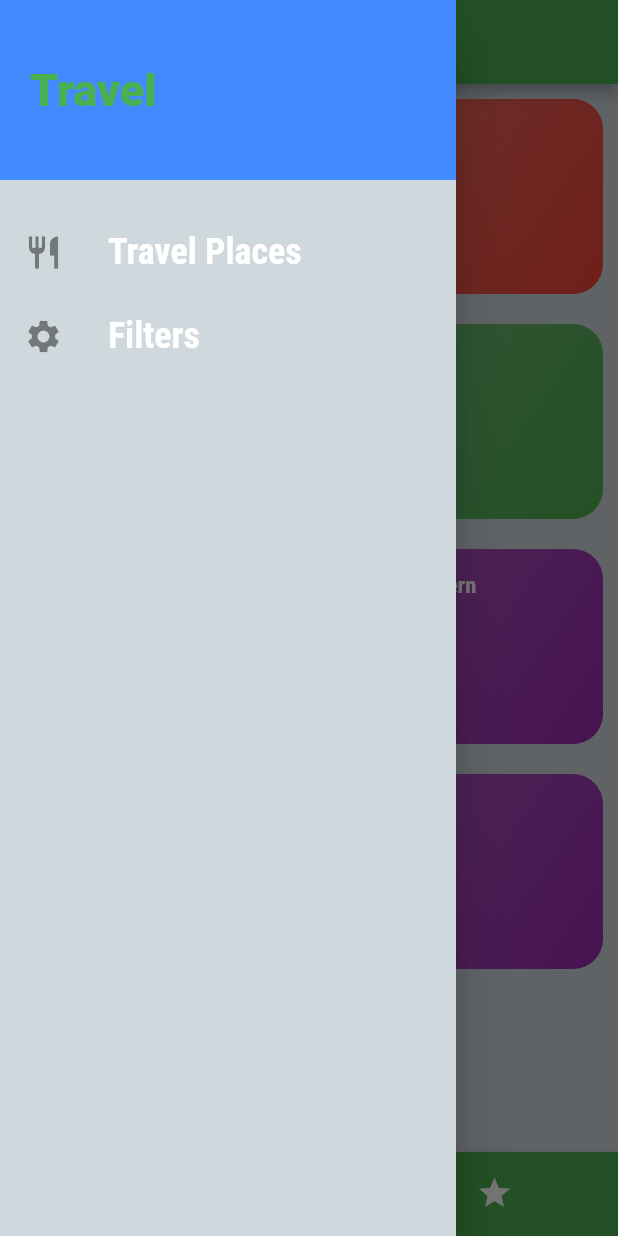
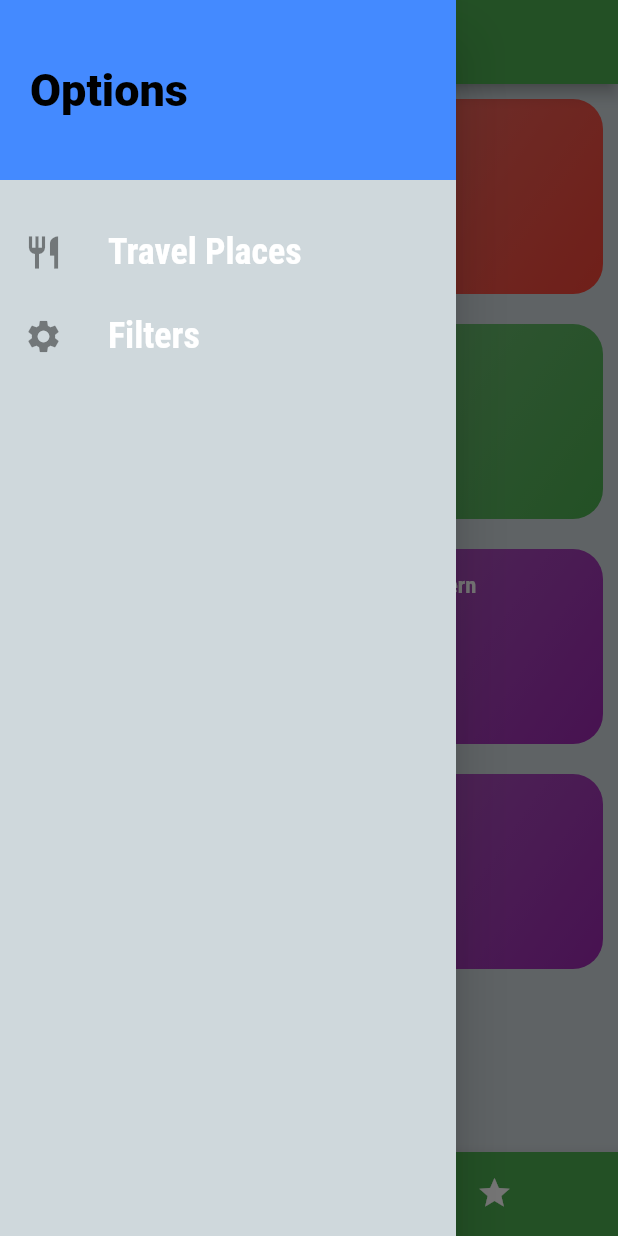
Before and after one commit to hashanranasinghe/travel_guid, a Flutter app: the screen it shows after launch, with the side drawer open, on a phone screen of 412 x 824 dp. Run offline on Flutter 3.47's test engine with Material 2 defaults, Android fonts, the phone set to English and light mode, and no system bars; our stand-ins replace device_preview.

Commit message:
Add Filter Screen

```diff
--- a/lib/main.dart
+++ b/lib/main.dart
@@ -1,9 +1,10 @@
 import 'package:device_preview/device_preview.dart';
 import 'package:flutter/foundation.dart';
 import 'package:flutter/material.dart';
-import 'package:travel_guid/screens/category_screen.dart';
-import 'package:flutter/cupertino.dart';
+import 'package:travel_guid/dummy_data.dart';
+import 'package:travel_guid/models/travel_places.dart';
 import 'package:travel_guid/screens/category_travel_screen.dart';
+import 'package:travel_guid/screens/filters_screen.dart';
 import 'package:travel_guid/screens/tabs_screen.dart';
 import 'package:travel_guid/screens/travel_details_screen.dart';
 
@@ -14,8 +15,40 @@ void main() {
   ),);
 }
 
-class MyApp extends StatelessWidget {
+class MyApp extends StatefulWidget {
   const MyApp({Key? key}) : super(key: key);
+
+  @override
+  State<MyApp> createState() => _MyAppState();
+}
+
+class _MyAppState extends State<MyApp> {
+  Map<String,bool> _filters = {
+    'simple': false,
+    'challenging': false,
+    'hard':false,
+  };
+   List<TravelPlaces> _availableTravelPlaces = dummyTravelPlaces;
+
+  void _setFilters(Map<String,bool> filterData){
+      setState(() {
+        _filters = filterData;
+        _availableTravelPlaces = dummyTravelPlaces.where((travel){
+          if(_filters['simple']! && (travel.complexity == Complexity.simple)){
+            return false;
+          }
+          else if(_filters['challenging']! && (travel.complexity == Complexity.challenging)){
+            return false;
+          }
+          else if(_filters['hard']! && (travel.complexity == Complexity.hard)){
+            return false;
+          }
+          return true;
+
+        }).toList();
+      });
+  }
+
 
   @override
   Widget build(BuildContext context) {
@@ -44,8 +77,9 @@ class MyApp extends StatelessWidget {
       ),
       routes: {
         '/': (ctx) => const TabsScreen(),
-        CategoryTravelScreen.screenName: (ctx) => const CategoryTravelScreen(),
+        CategoryTravelScreen.screenName: (ctx) => CategoryTravelScreen(_availableTravelPlaces),
         TravelDetailsScreen.travelDetailsScreenName: (ctx) => const TravelDetailsScreen(),
+        FiltersScreen.filtersScreenName: (ctx) => FiltersScreen(_filters,_setFilters),
       },
     );
   }
--- a/lib/widgets/main_drawer.dart
+++ b/lib/widgets/main_drawer.dart
@@ -1,9 +1,10 @@
 import 'package:flutter/material.dart';
+import 'package:travel_guid/screens/filters_screen.dart';
 
 class MainDrawer extends StatelessWidget {
   const MainDrawer({Key? key}) : super(key: key);
 
-  Widget BuildListTile(String text,IconData icon){
+  Widget BuildListTile(String text,IconData icon,Function()? tapHandler){
     return ListTile(
       leading: Icon(icon,size: 26),
       title: Text(
@@ -14,9 +15,7 @@ class MainDrawer extends StatelessWidget {
             fontWeight: FontWeight.bold
         ),
       ),
-      onTap: (){
-
-      },
+      onTap: tapHandler,
     );
   }
 
@@ -32,22 +31,31 @@ class MainDrawer extends StatelessWidget {
             alignment: Alignment.centerLeft,
             color: Theme.of(context).accentColor,
 
-            child: Text(
-              'Travel',
+            child: const Text(
+              'Options',
               style: TextStyle(
                 fontWeight: FontWeight.w900,
                 fontSize: 30,
-                color: Theme.of(context).primaryColor,
-
-
+                color: Colors.black,
               ),
             ),
           ),
           const SizedBox(
             height: 20,
           ),
-          BuildListTile('Travel Places', Icons.restaurant),
-          BuildListTile("Filters", Icons.settings),
+          BuildListTile(
+              'Travel Places',
+              Icons.restaurant,
+                  (){
+                Navigator.of(context).pushReplacementNamed('/');
+                  }),
+
+          BuildListTile(
+              "Filters",
+              Icons.settings,
+                  (){
+                Navigator.of(context).pushReplacementNamed(FiltersScreen.filtersScreenName);
+                  }),
         ],
       ),
     );
```
Also changed, not shown: lib/screens/category_travel_screen.dart (+40 -11 lines), lib/screens/filters_screen.dart (added, +110 -0 lines), lib/screens/travel_details_screen.dart (+7 -0 lines), lib/widgets/category_travel_item.dart (+8 -6 lines).
